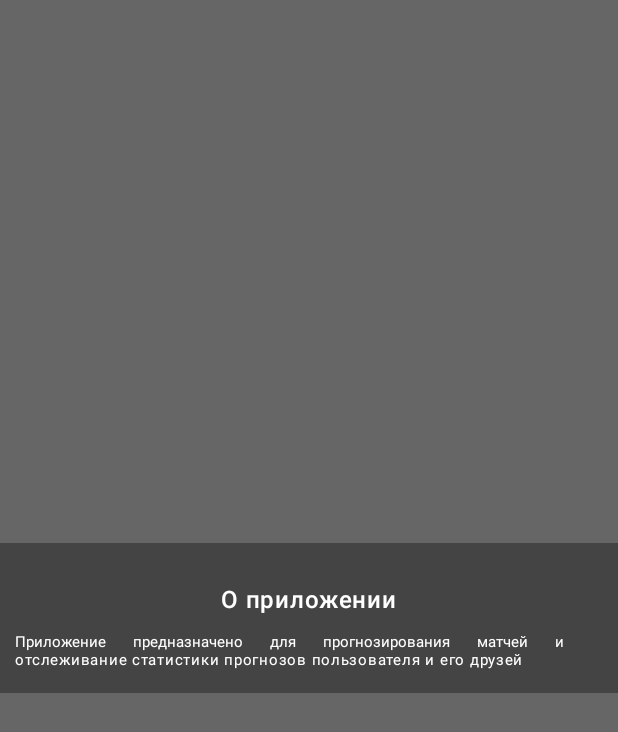
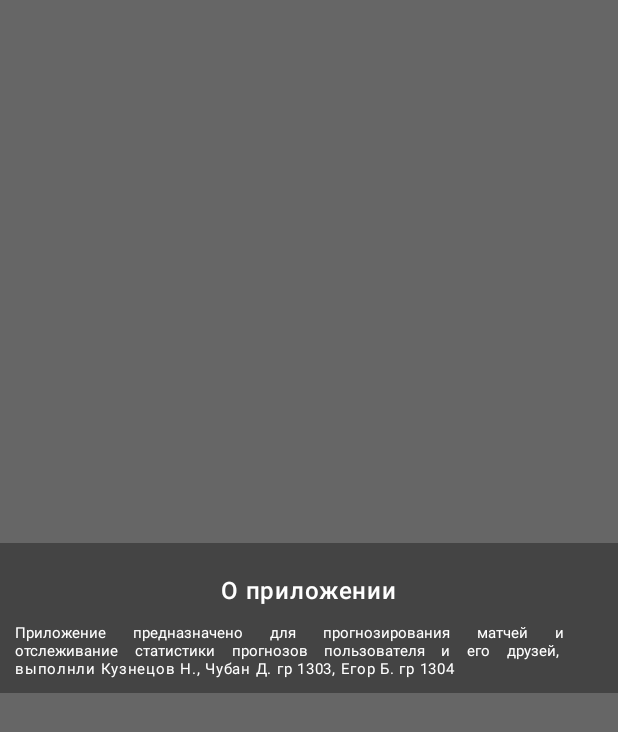
Before and after one commit to moevm/adfmp1h25-sport, an Android app built with Jetpack Compose: the @Preview function AboutPreview, on a phone screen of 412 x 824 dp. Shown: the top 732 px of the screen. Run offline under Robolectric (Android 15) with nearby library versions, the phone set to English and light mode, and no system bars.

Commit message:
Update AboutDialog.kt

```diff
--- a/frontend/app/src/main/java/com/khl_app/ui/screens/AboutDialog.kt
+++ b/frontend/app/src/main/java/com/khl_app/ui/screens/AboutDialog.kt
@@ -59,7 +59,7 @@ fun AboutPopUp(onDismiss: () -> Unit) {
                 modifier = Modifier.padding(10.dp)
             )
             Text(
-                text = "Приложение предназначено для прогнозирования матчей и отслеживание статистики прогнозов пользователя и его друзей",
+                text = "Приложение предназначено для прогнозирования матчей и отслеживание статистики прогнозов пользователя и его друзей, выполнли Кузнецов Н., Чубан Д. гр 1303, Егор Б. гр 1304",
                 color = Color.White,
                 fontSize = 10.sp,
                 lineHeight = 12.sp,
```
